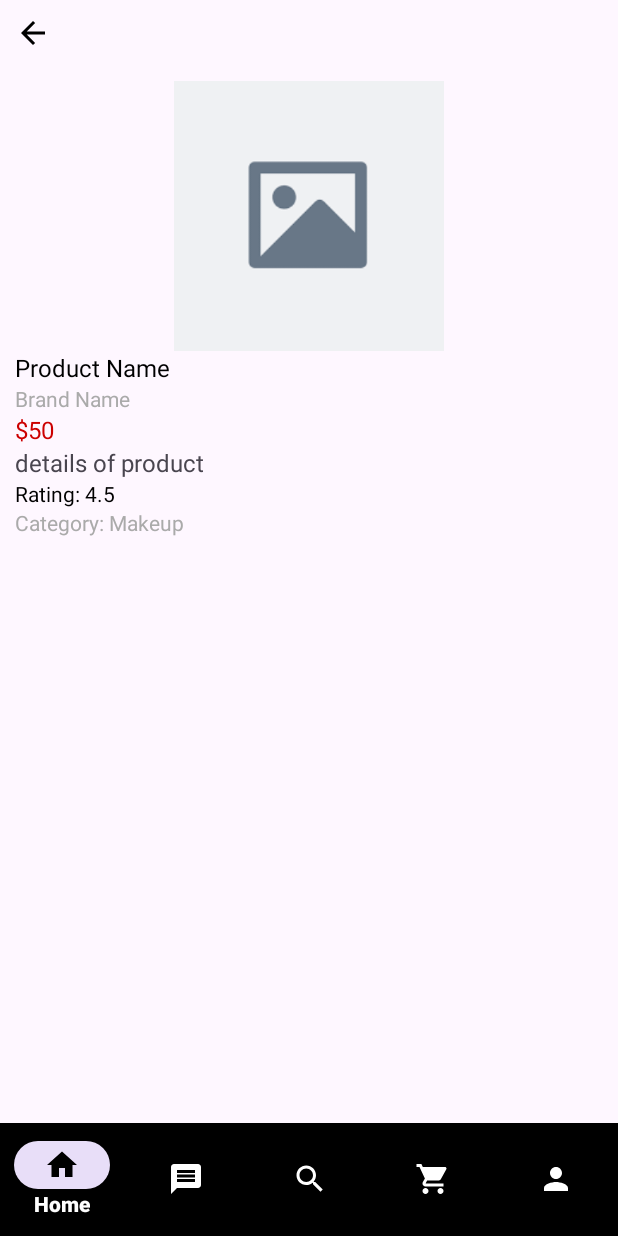
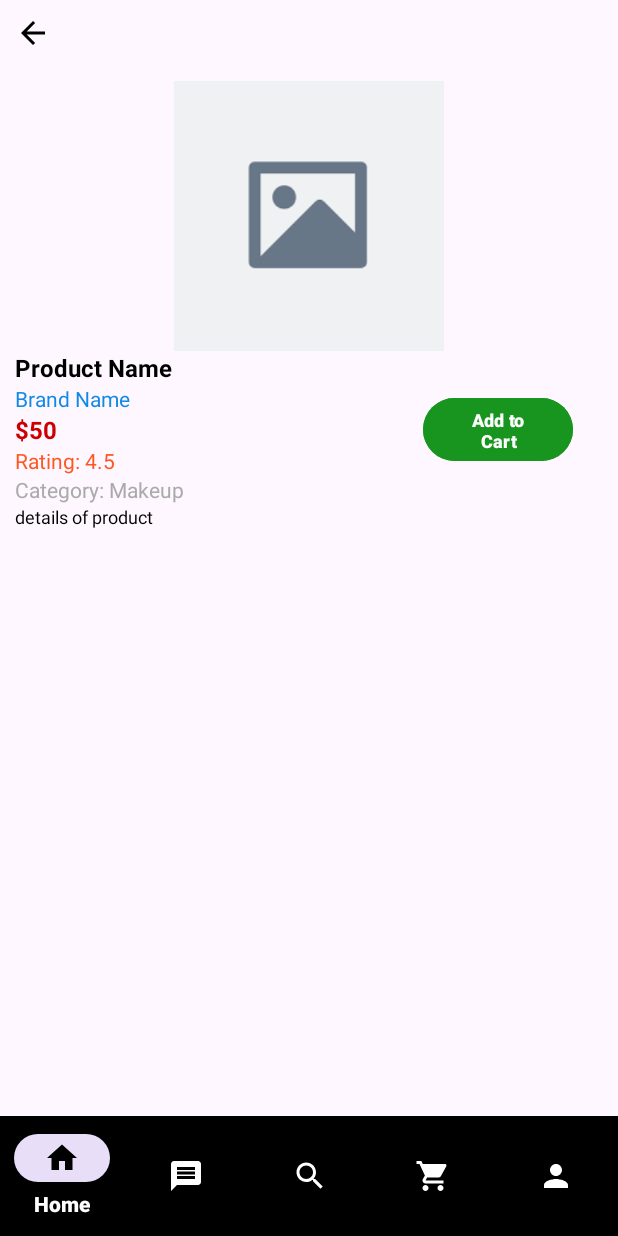
Before and after one commit to Shimon31/Glow_Mart, an Android app: the DetailsFragment screen opened through its navigation route, on a phone screen of 412 x 824 dp. Run offline under Robolectric (Android 15) with nearby library versions, the phone set to English and light mode, and no system bars; our stand-ins replace Dagger/Hilt's generated code, navigation-ui; pictures from the network do not load; 8 statements that could not run were skipped.

Commit message:
search Bar is working properly also details fragment

```diff
--- a/app/build.gradle.kts
+++ b/app/build.gradle.kts
@@ -48,6 +48,7 @@ dependencies {
     implementation(libs.androidx.activity)
     implementation(libs.androidx.constraintlayout)
     implementation(libs.androidx.fragment)
+    implementation(libs.google.material)
     testImplementation(libs.junit)
     androidTestImplementation(libs.androidx.junit)
     androidTestImplementation(libs.androidx.espresso.core)
--- a/app/src/main/AndroidManifest.xml
+++ b/app/src/main/AndroidManifest.xml
@@ -3,6 +3,9 @@
     xmlns:tools="http://schemas.android.com/tools">
 
     <uses-permission android:name="android.permission.INTERNET"/>
+    <!-- AndroidManifest.xml -->
+    <uses-permission android:name="android.permission.ACCESS_NETWORK_STATE"/>
+
 
     <application
         android:name=".SBS_E_Mart"
--- a/app/src/main/java/com/bcsbattle/sbs_e_mart/ui/HomeFragment/HomeFragment.kt
+++ b/app/src/main/java/com/bcsbattle/sbs_e_mart/ui/HomeFragment/HomeFragment.kt
@@ -32,6 +32,10 @@ class HomeFragment :
 
         // Observe the data from ViewModel and populate both RecyclerViews
         observeViewModel()
+
+        binding.cardView2.setOnClickListener {
+            findNavController().navigate(R.id.action_homeFragment_to_searchFragment)
+        }
     }
 
     // Setup RecyclerView1 (Recommended Products)
--- a/app/src/main/java/com/bcsbattle/sbs_e_mart/ui/search/SearchFragment.kt
+++ b/app/src/main/java/com/bcsbattle/sbs_e_mart/ui/search/SearchFragment.kt
@@ -6,7 +6,9 @@ import androidx.fragment.app.Fragment
 import android.view.LayoutInflater
 import android.view.View
 import android.view.ViewGroup
+import androidx.core.os.bundleOf
 import androidx.fragment.app.viewModels
+import androidx.navigation.fragment.findNavController
 import com.bcsbattle.sbs_e_mart.R
 import com.bcsbattle.sbs_e_mart.base.BaseFragment
 import com.bcsbattle.sbs_e_mart.data.Product.ResponseProduct
@@ -76,6 +78,7 @@ class SearchFragment : BaseFragment<FragmentSearchBinding>(FragmentSearchBinding
 
     }
     override fun onItemClick(id: Int?) {
-        // handle navigation to details
+        val bundle = bundleOf("product_id" to id)
+        findNavController().navigate(R.id.action_searchFragment_to_detailsFragment, bundle)
     }
 }
--- a/app/src/main/res/layout/activity_main.xml
+++ b/app/src/main/res/layout/activity_main.xml
@@ -25,7 +25,7 @@
     <com.google.android.material.bottomnavigation.BottomNavigationView
         android:id="@+id/bottomNavigationView"
         android:layout_width="0dp"
-        android:layout_height="75dp"
+        android:layout_height="80dp"
         android:background="@color/black"
         app:itemIconTint="@color/nav_item_color"
         app:itemTextAppearanceActive="@style/BottomNavigationActiveText"
--- a/app/src/main/res/layout/fragment_details.xml
+++ b/app/src/main/res/layout/fragment_details.xml
@@ -35,14 +35,28 @@
         <!-- Product Name -->
         <TextView
             android:id="@+id/product_name"
-            android:layout_width="0dp"
+            android:layout_width="200dp"
             android:layout_height="wrap_content"
             android:text="Product Name"
             android:textColor="@android:color/black"
             android:textSize="16sp"
-            app:layout_constraintEnd_toEndOf="parent"
+            android:textStyle="bold"
             app:layout_constraintStart_toStartOf="parent"
             app:layout_constraintTop_toBottomOf="@id/product_image" />
+
+        <Button
+            android:id="@+id/addToCartTV"
+            android:layout_width="100dp"
+            android:layout_height="50dp"
+            android:text="Add to Cart"
+            android:textColor="@color/white"
+            android:textSize="12sp"
+            android:textStyle="bold"
+            android:layout_marginRight="20dp"
+            android:backgroundTint="#18951E"
+            app:layout_constraintEnd_toEndOf="parent"
+            app:layout_constraintTop_toTopOf="@id/product_brand"
+            app:layout_constraintBottom_toBottomOf="@id/product_rating"/>
 
         <!-- Product Brand -->
         <TextView
@@ -50,7 +64,7 @@
             android:layout_width="wrap_content"
             android:layout_height="wrap_content"
             android:text="Brand Name"
-            android:textColor="@android:color/darker_gray"
+            android:textColor="#1289E7"
             android:textSize="14sp"
             app:layout_constraintStart_toStartOf="parent"
             app:layout_constraintTop_toBottomOf="@id/product_name" />
@@ -61,20 +75,13 @@
             android:layout_width="wrap_content"
             android:layout_height="wrap_content"
             android:text="$50"
+            android:textStyle="bold"
             android:textColor="@android:color/holo_red_dark"
             android:textSize="16sp"
             app:layout_constraintStart_toStartOf="parent"
             app:layout_constraintTop_toBottomOf="@id/product_brand" />
 
-        <!-- Product Price -->
-        <TextView
-            android:id="@+id/productDescription"
-            android:layout_width="wrap_content"
-            android:layout_height="wrap_content"
-            android:text="details of product"
-            android:textSize="16sp"
-            app:layout_constraintStart_toStartOf="parent"
-            app:layout_constraintTop_toBottomOf="@id/product_price" />
+
 
         <!-- Product Rating -->
         <TextView
@@ -82,10 +89,10 @@
             android:layout_width="wrap_content"
             android:layout_height="wrap_content"
             android:text="Rating: 4.5"
-            android:textColor="@android:color/black"
+            android:textColor="#FF5722"
             android:textSize="14sp"
             app:layout_constraintStart_toStartOf="parent"
-            app:layout_constraintTop_toBottomOf="@id/productDescription" />
+            app:layout_constraintTop_toBottomOf="@id/product_price" />
 
         <!-- Product Category -->
         <TextView
@@ -98,6 +105,17 @@
             app:layout_constraintStart_toStartOf="parent"
             app:layout_constraintTop_toBottomOf="@id/product_rating" />
 
+        <!-- Product Price -->
+        <TextView
+            android:id="@+id/productDescription"
+            android:layout_width="wrap_content"
+            android:layout_height="wrap_content"
+            android:text="details of product"
+            android:textSize="12sp"
+            android:textColor="@color/black"
+            app:layout_constraintStart_toStartOf="parent"
+            app:layout_constraintTop_toBottomOf="@id/product_category" />
+
     </androidx.constraintlayout.widget.ConstraintLayout>
 
 </LinearLayout>
--- a/app/src/main/res/navigation/main_nav.xml
+++ b/app/src/main/res/navigation/main_nav.xml
@@ -45,5 +45,9 @@
         android:id="@+id/searchFragment"
         android:name="com.bcsbattle.sbs_e_mart.ui.search.SearchFragment"
         android:label="fragment_search"
-        tools:layout="@layout/fragment_search" />
+        tools:layout="@layout/fragment_search" >
+        <action
+            android:id="@+id/action_searchFragment_to_detailsFragment"
+            app:destination="@id/detailsFragment" />
+    </fragment>
 </navigation>
--- a/gradle/libs.versions.toml
+++ b/gradle/libs.versions.toml
@@ -23,6 +23,7 @@ hilt = "2.56.2"
 coil = "2.7.0"
 fragment = "1.8.9"
 nav_version = "2.9.3"
+materialVersion = "1.13.0"
 
 [libraries]
 androidx-core-ktx = { group = "androidx.core", name = "core-ktx", version.ref = "coreKtx" }
@@ -50,6 +51,7 @@ retrofit = { module = "com.squareup.retrofit2:retrofit", version.ref = "retrofit
 hilt-android = { group = "com.google.dagger", name = "hilt-android", version.ref = "hilt" }
 hilt-compiler = { group = "com.google.dagger", name = "hilt-compiler", version.ref = "hilt" }
 androidx-fragment = { group = "androidx.fragment", name = "fragment", version.ref = "fragment" }
+google-material = { group = "com.google.android.material", name = "material", version.ref = "materialVersion" }
 
 
 [plugins]
```
Also changed, not shown: app/src/main/res/layout/fragment_home.xml (+37 -38 lines), app/src/main/res/drawable/no_internet.png (added).
